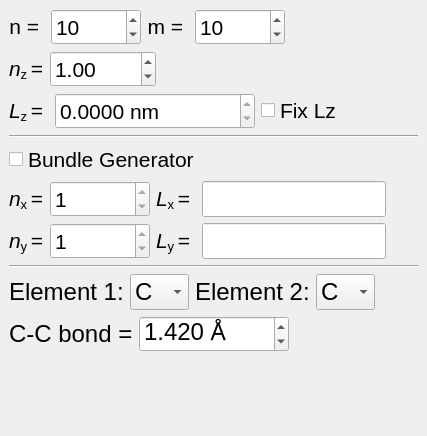
Above: sknano/apps/nanogen_gui/swnt_generator.ui from scikit-nano/scikit-nano before the change. Below: the same form after it.
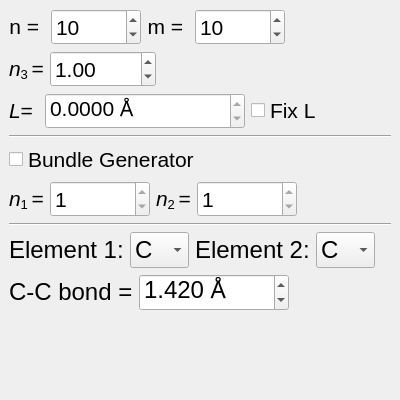
That is the form after the change.

What changed in the file:
```diff
--- a/sknano/apps/nanogen_gui/swnt_generator.ui
+++ b/sknano/apps/nanogen_gui/swnt_generator.ui
@@ -6,8 +6,8 @@
    <rect>
     <x>0</x>
     <y>0</y>
-    <width>427</width>
-    <height>436</height>
+    <width>400</width>
+    <height>400</height>
    </rect>
   </property>
   <property name="sizePolicy">
@@ -38,9 +38,7 @@
    <string>SWNT Generator</string>
   </property>
   <widget class="QWidget" name="centralwidget">
-   <layout class="QVBoxLayout" name="verticalLayout">
-    <item>
-     <layout class="QVBoxLayout" name="verticalLayout_25">
+   <layout class="QVBoxLayout" name="verticalLayout_2">
       <item>
        <layout class="QVBoxLayout" name="verticalLayout_24">
         <item>
@@ -155,7 +153,7 @@
                </font>
               </property>
               <property name="text">
-               <string>&lt;html&gt;&lt;head/&gt;&lt;body&gt;&lt;p&gt;&lt;span style=&quot; font-style:italic;&quot;&gt;n&lt;/span&gt;&lt;span style=&quot; vertical-align:sub;&quot;&gt;z &lt;/span&gt;=&lt;/p&gt;&lt;/body&gt;&lt;/html&gt;</string>
+             <string>&lt;html&gt;&lt;head/&gt;&lt;body&gt;&lt;p&gt;&lt;span style=&quot; font-style:italic;&quot;&gt;n&lt;/span&gt;&lt;span style=&quot; vertical-align:sub;&quot;&gt;3 &lt;/span&gt;=&lt;/p&gt;&lt;/body&gt;&lt;/html&gt;</string>
               </property>
              </widget>
             </item>
@@ -216,7 +214,7 @@
                  </font>
                 </property>
                 <property name="text">
-                 <string>&lt;html&gt;&lt;head/&gt;&lt;body&gt;&lt;p&gt;&lt;span style=&quot; font-style:italic;&quot;&gt;L&lt;/span&gt;&lt;span style=&quot; vertical-align:sub;&quot;&gt;z &lt;/span&gt;= &lt;/p&gt;&lt;/body&gt;&lt;/html&gt;</string>
+               <string>&lt;html&gt;&lt;head/&gt;&lt;body&gt;&lt;p&gt;&lt;span style=&quot; font-style:italic;&quot;&gt;L&lt;/span&gt;&lt;span style=&quot; vertical-align:sub;&quot;/&gt;= &lt;/p&gt;&lt;/body&gt;&lt;/html&gt;</string>
                 </property>
                </widget>
               </item>
@@ -244,7 +242,7 @@
                  <bool>true</bool>
                 </property>
                 <property name="suffix">
-                 <string> nm</string>
+               <string> Å</string>
                 </property>
                 <property name="decimals">
                  <number>4</number>
@@ -265,7 +263,7 @@
                </font>
               </property>
               <property name="text">
-               <string>Fix Lz</string>
+             <string>Fix L</string>
               </property>
               <property name="checkable">
                <bool>true</bool>
@@ -299,7 +297,9 @@
        </widget>
       </item>
       <item>
-       <layout class="QVBoxLayout" name="verticalLayout_23">
+     <layout class="QHBoxLayout" name="horizontalLayout_8">
+      <item>
+       <layout class="QVBoxLayout" name="verticalLayout">
         <item>
          <widget class="QCheckBox" name="bundle_generator_check_box">
           <property name="font">
@@ -317,9 +317,7 @@
          </widget>
         </item>
         <item>
-         <layout class="QVBoxLayout" name="verticalLayout_22">
-          <item>
-           <layout class="QHBoxLayout" name="horizontalLayout_11">
+         <layout class="QHBoxLayout" name="horizontalLayout_7">
             <item>
              <layout class="QHBoxLayout" name="horizontalLayout_4">
               <item>
@@ -331,7 +329,7 @@
                  </font>
                 </property>
                 <property name="text">
-                 <string>&lt;html&gt;&lt;head/&gt;&lt;body&gt;&lt;p&gt;&lt;span style=&quot; font-style:italic;&quot;&gt;n&lt;/span&gt;&lt;span style=&quot; vertical-align:sub;&quot;&gt;x &lt;/span&gt;=&lt;/p&gt;&lt;/body&gt;&lt;/html&gt;</string>
+               <string>&lt;html&gt;&lt;head/&gt;&lt;body&gt;&lt;p&gt;&lt;span style=&quot; font-style:italic;&quot;&gt;n&lt;/span&gt;&lt;span style=&quot; vertical-align:sub;&quot;&gt;1 &lt;/span&gt;=&lt;/p&gt;&lt;/body&gt;&lt;/html&gt;</string>
                 </property>
                </widget>
               </item>
@@ -365,71 +363,6 @@
               </item>
              </layout>
             </item>
-            <item>
-             <layout class="QHBoxLayout" name="horizontalLayout_7">
-              <item>
-               <widget class="QLabel" name="label_2">
-                <property name="font">
-                 <font>
-                  <family>Arial</family>
-                  <pointsize>16</pointsize>
-                 </font>
-                </property>
-                <property name="text">
-                 <string>&lt;html&gt;&lt;head/&gt;&lt;body&gt;&lt;p&gt;&lt;span style=&quot; font-style:italic;&quot;&gt;L&lt;/span&gt;&lt;span style=&quot; vertical-align:sub;&quot;&gt;x &lt;/span&gt;= &lt;/p&gt;&lt;/body&gt;&lt;/html&gt;</string>
-                </property>
-               </widget>
-              </item>
-              <item>
-               <widget class="QLineEdit" name="bundle_Lx_line_edit">
-                <property name="sizePolicy">
-                 <sizepolicy hsizetype="Expanding" vsizetype="Fixed">
-                  <horstretch>0</horstretch>
-                  <verstretch>0</verstretch>
-                 </sizepolicy>
-                </property>
-                <property name="minimumSize">
-                 <size>
-                  <width>175</width>
-                  <height>36</height>
-                 </size>
-                </property>
-                <property name="maximumSize">
-                 <size>
-                  <width>200</width>
-                  <height>16777215</height>
-                 </size>
-                </property>
-                <property name="font">
-                 <font>
-                  <family>Arial</family>
-                  <pointsize>16</pointsize>
-                 </font>
-                </property>
-                <property name="readOnly">
-                 <bool>true</bool>
-                </property>
-               </widget>
-              </item>
-             </layout>
-            </item>
-            <item>
-             <spacer name="horizontalSpacer_2">
-              <property name="orientation">
-               <enum>Qt::Horizontal</enum>
-              </property>
-              <property name="sizeHint" stdset="0">
-               <size>
-                <width>40</width>
-                <height>20</height>
-               </size>
-              </property>
-             </spacer>
-            </item>
-           </layout>
-          </item>
-          <item>
-           <layout class="QHBoxLayout" name="horizontalLayout_10">
             <item>
              <layout class="QHBoxLayout" name="horizontalLayout_5">
               <item>
@@ -441,7 +374,7 @@
                  </font>
                 </property>
                 <property name="text">
-                 <string>&lt;html&gt;&lt;head/&gt;&lt;body&gt;&lt;p&gt;&lt;span style=&quot; font-style:italic;&quot;&gt;n&lt;/span&gt;&lt;span style=&quot; vertical-align:sub;&quot;&gt;y &lt;/span&gt;=&lt;/p&gt;&lt;/body&gt;&lt;/html&gt;</string>
+               <string>&lt;html&gt;&lt;head/&gt;&lt;body&gt;&lt;p&gt;&lt;span style=&quot; font-style:italic;&quot;&gt;n&lt;/span&gt;&lt;span style=&quot; vertical-align:sub;&quot;&gt;2 &lt;/span&gt;=&lt;/p&gt;&lt;/body&gt;&lt;/html&gt;</string>
                 </property>
                </widget>
               </item>
@@ -476,50 +409,19 @@
              </layout>
             </item>
             <item>
-             <layout class="QHBoxLayout" name="horizontalLayout_8">
-              <item>
-               <widget class="QLabel" name="label_12">
-                <property name="font">
-                 <font>
-                  <family>Arial</family>
-                  <pointsize>16</pointsize>
-                 </font>
-                </property>
-                <property name="text">
-                 <string>&lt;html&gt;&lt;head/&gt;&lt;body&gt;&lt;p&gt;&lt;span style=&quot; font-style:italic;&quot;&gt;L&lt;/span&gt;&lt;span style=&quot; vertical-align:sub;&quot;&gt;y &lt;/span&gt;= &lt;/p&gt;&lt;/body&gt;&lt;/html&gt;</string>
-                </property>
-               </widget>
-              </item>
-              <item>
-               <widget class="QLineEdit" name="bundle_Ly_line_edit">
-                <property name="sizePolicy">
-                 <sizepolicy hsizetype="Expanding" vsizetype="Fixed">
-                  <horstretch>0</horstretch>
-                  <verstretch>0</verstretch>
-                 </sizepolicy>
-                </property>
-                <property name="minimumSize">
-                 <size>
-                  <width>175</width>
-                  <height>36</height>
-                 </size>
-                </property>
-                <property name="maximumSize">
-                 <size>
-                  <width>200</width>
-                  <height>16777215</height>
-                 </size>
-                </property>
-                <property name="font">
-                 <font>
-                  <family>Arial</family>
-                  <pointsize>16</pointsize>
-                 </font>
-                </property>
-                <property name="readOnly">
-                 <bool>true</bool>
-                </property>
-               </widget>
+           <spacer name="horizontalSpacer_2">
+            <property name="orientation">
+             <enum>Qt::Horizontal</enum>
+            </property>
+            <property name="sizeHint" stdset="0">
+             <size>
+              <width>40</width>
+              <height>20</height>
+             </size>
+            </property>
+           </spacer>
+          </item>
+         </layout>
               </item>
              </layout>
             </item>
@@ -530,17 +432,11 @@
               </property>
               <property name="sizeHint" stdset="0">
                <size>
-                <width>40</width>
-                <height>20</height>
+          <width>17</width>
+          <height>35</height>
                </size>
               </property>
              </spacer>
-            </item>
-           </layout>
-          </item>
-         </layout>
-        </item>
-       </layout>
       </item>
      </layout>
     </item>
```
Left out of the diff: 10 changed lines with no effect on the pictures. Lines whose indentation alone changed are shown as unchanged.
